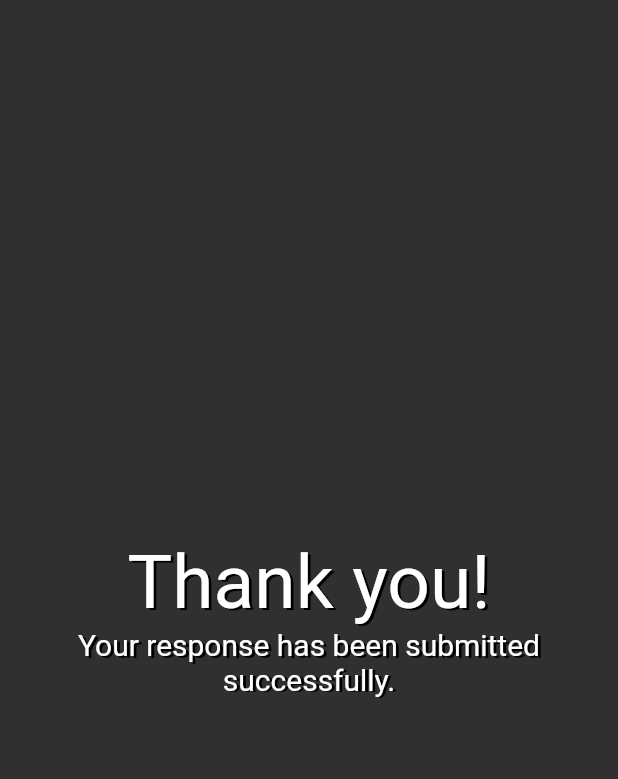
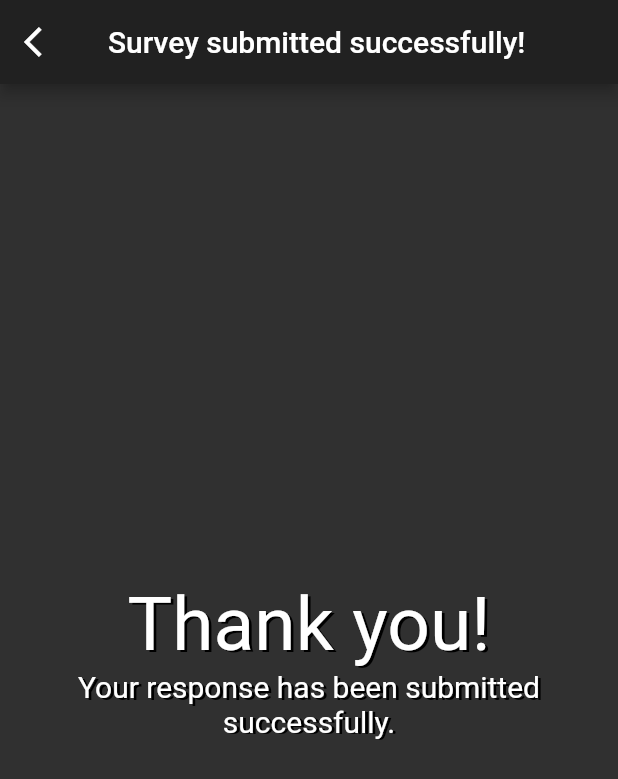
Before and after one commit to jordan-gillard/survey-app, a Flutter app: the ThankYouScreen screen opened directly, on a phone screen of 412 x 824 dp. Shown: the top 779 px of the screen. Run offline on Flutter 3.47's test engine with Material 2 defaults, Android fonts, the phone set to English and light mode, and no system bars; our stand-ins replace flutter_spinkit; missing offline and left inert: barcode_scan; network calls fail.

Commit message:
feat: Add QR code scanner and back buttons which return to qr code

```diff
--- /dev/null
+++ b/src/flutter/survey_app/lib/components/back_icon_button.dart
@@ -0,0 +1,13 @@
+import 'package:flutter/material.dart';
+
+IconButton backIconButton(context) {
+  return new IconButton(
+    icon: Icon(Icons.arrow_back_ios),
+    onPressed: () {
+      Navigator.popUntil(
+          context,
+          ModalRoute.withName('/')
+      );
+    },
+  );
+}
--- a/src/flutter/survey_app/lib/main.dart
+++ b/src/flutter/survey_app/lib/main.dart
@@ -11,7 +11,6 @@ class MyApp extends StatelessWidget {
     return MaterialApp(
       routes: {
         '/': (context) => BarcodeScanScreen(),
-//        '/': (context) => ThankYouScreen(),
         '/survey': (context) => SurveyPage(),
         '/sendingScreen': (context) => SendingScreen()
       },
--- a/src/flutter/survey_app/lib/questions.dart
+++ b/src/flutter/survey_app/lib/questions.dart
@@ -3,7 +3,7 @@ import 'package:surveyapp/services/networking.dart';
 import 'constants.dart' show surveyAppUrl;
 
 class Questions {
-  Future getQuestions(int hospitalId) async {
+  Future getQuestions(hospitalId) async {
     String requestUrl = '$surveyAppUrl/hospitals/$hospitalId/questions';
     NetworkHelper networkHelper = NetworkHelper(requestUrl);
     var questions = await networkHelper.getData();
--- a/src/flutter/survey_app/lib/screens/loading_screen.dart
+++ b/src/flutter/survey_app/lib/screens/loading_screen.dart
@@ -4,6 +4,9 @@
 import 'package:surveyapp/screens/survey_page.dart';
 
 class LoadingScreen extends StatefulWidget {
+  var hospitalId;
+  LoadingScreen(this.hospitalId);
+
   @override
   _LoadingScreenState createState() => _LoadingScreenState();
 }
@@ -16,7 +19,7 @@
   }
 
   void getQuestions() async {
-    var questions = await Questions().getQuestions(1);  // TODO: get hospital id from front page
+    var questions = await Questions().getQuestions(widget.hospitalId);  // TODO: get hospital id from front page
 
     Navigator.push(
         context,
--- a/src/flutter/survey_app/lib/screens/thank_you.dart
+++ b/src/flutter/survey_app/lib/screens/thank_you.dart
@@ -1,10 +1,15 @@
 import 'package:flutter/material.dart';
+import 'package:surveyapp/components/back_icon_button.dart';
 import 'package:surveyapp/constants.dart';
 
 class ThankYouScreen extends StatelessWidget {
   @override
   Widget build(BuildContext context) {
     return Scaffold(
+      appBar: AppBar(
+        title: Text('Survey submitted successfully!'),
+        leading: backIconButton(context)
+      ),
       body: Center(
         child: Column(
           crossAxisAlignment: CrossAxisAlignment.center,
@@ -18,7 +23,7 @@ class ThankYouScreen extends StatelessWidget {
               'Your response has been submitted successfully.',
               textAlign: TextAlign.center,
               style: TextStyle(fontSize: 20.0, shadows: customShadow),
-            )
+            ),
           ],
         ),
       ),
```
Also changed, not shown: src/flutter/survey_app/lib/screens/barcode_scan.dart (+10 -1 lines), src/flutter/survey_app/lib/screens/survey_page.dart (+6 -2 lines).
